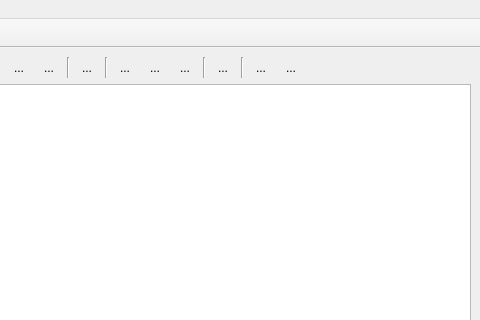
Before: the Qt Designer form bAdmin/mainwindow.ui in arcirk/bAdmin, drawn with Qt 5; both pictures show x 320 to 800 and y 0 to 320 of the 800 by 600 pixel window.
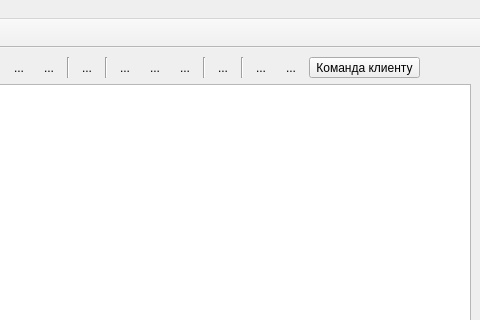
After: the same form once the commit is applied. Icons and pictures are not drawn.

What changed in the file:
```diff
--- a/bAdmin/mainwindow.ui
+++ b/bAdmin/mainwindow.ui
@@ -308,6 +308,13 @@
          </property>
         </widget>
        </item>
+       <item>
+        <widget class="QToolButton" name="btnSendoToClient">
+         <property name="text">
+          <string>Команда клиенту</string>
+         </property>
+        </widget>
+       </item>
        <item>
         <spacer name="horizontalSpacer">
          <property name="orientation">
```
